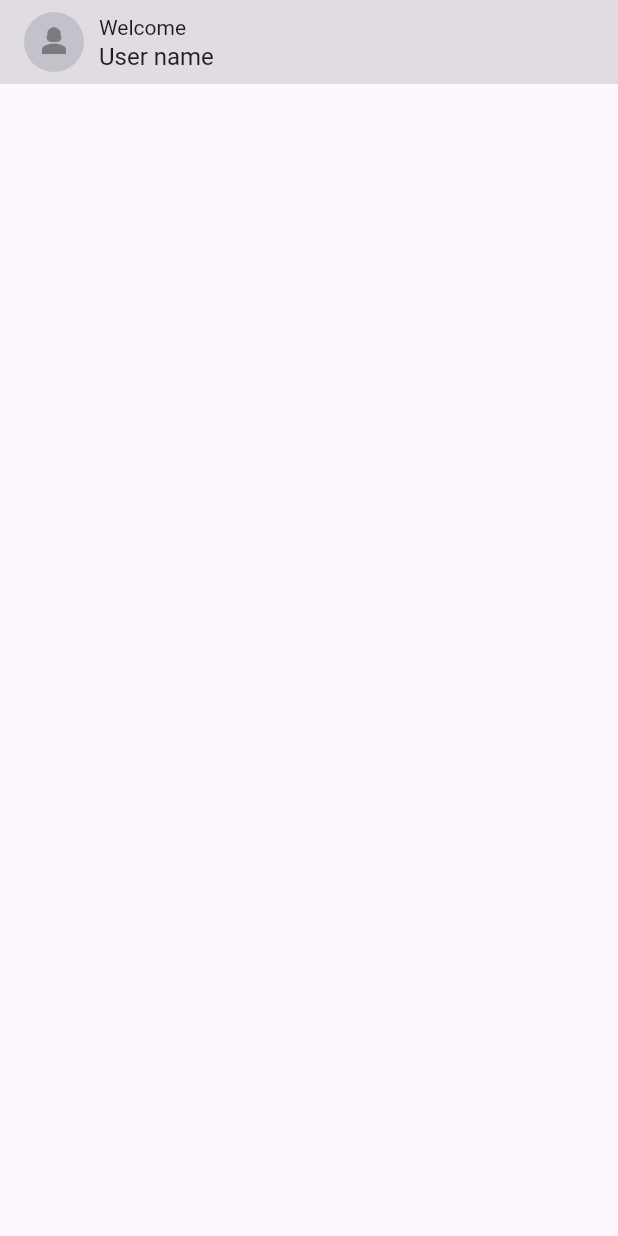
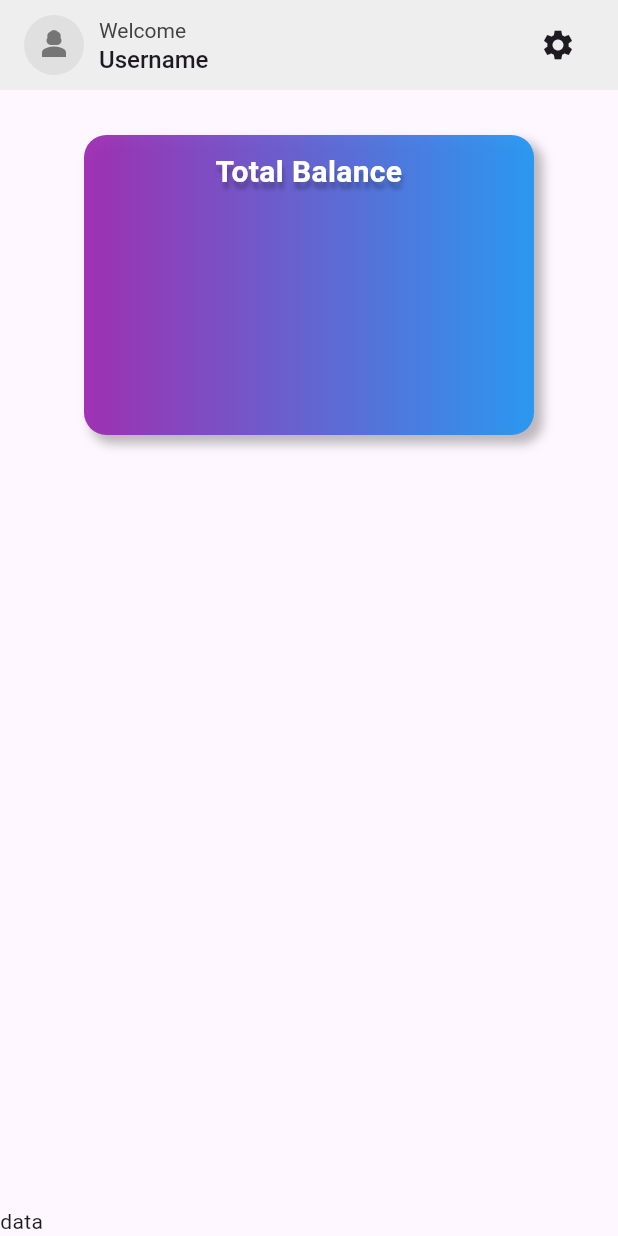
Before and after one commit to cebe123/Expense-Tracker, a Flutter app: the screen it shows after launch, on a phone screen of 412 x 824 dp. Run offline on Flutter 3.47's test engine with Material 3 defaults, Android fonts, the phone set to English and light mode, and no system bars.

Commit message:
center card added

```diff
--- a/expense_tracker/lib/home.dart
+++ b/expense_tracker/lib/home.dart
@@ -6,47 +6,135 @@ class HomeScreen extends StatelessWidget {
   @override
   Widget build(BuildContext context) {
     return Scaffold(
-      appBar: AppBar(
-        backgroundColor: const Color.fromARGB(98, 177, 177, 177),
-        title: const Row(
+      appBar: _buildAppBar(),
+      body: _buildBody(),
+      bottomNavigationBar: _buildBottomBar(),
+    );
+  }
+
+  AppBar _buildAppBar() {
+    return AppBar(
+      backgroundColor: Colors.grey[200],
+      toolbarHeight: 60,
+      title: _buildAppBarTitle(),
+    );
+  }
+
+  Widget _buildAppBarTitle() {
+    return Row(
       mainAxisAlignment: MainAxisAlignment.spaceBetween,
       children: [
-            Row(
+        _buildAppBarTitleLeft(),
+        _buildAppBarTitleRight(),
+      ],
+    );
+  }
+
+  Widget _buildAppBarTitleLeft() {
+    return Row(
       children: [
         CircleAvatar(
-                  backgroundColor: Color.fromARGB(210, 189, 189, 198),
-                  radius: 20,
+          backgroundColor: Colors.grey[300],
+          radius: 20.0,
           child: Icon(
             Icons.person_3_sharp,
-                    color: Color.fromRGBO(70, 70, 70, 0.573),
+            color: Colors.grey[600],
           ),
         ),
-                SizedBox(width: 10),
+        const SizedBox(width: 10.0),
         Column(
           crossAxisAlignment: CrossAxisAlignment.start,
           children: [
             Text(
-                      "Welcome",
-                      textAlign: TextAlign.left,
+              'Welcome',
               style: TextStyle(
-                        fontSize: 14,
+                fontSize: 14.0,
+                color: Colors.grey[800],
               ),
             ),
-                    Text(
-                      "User name",
-                      textAlign: TextAlign.left,
+            const Text(
+              'Username', // Replace with dynamic username
               style: TextStyle(
-                        fontSize: 16,
+                fontSize: 16.0,
+                fontWeight: FontWeight.w500,
               ),
             ),
           ],
         ),
       ],
+    );
+  }
+
+  Widget _buildAppBarTitleRight() {
+    return Row(
+      mainAxisAlignment: MainAxisAlignment.end,
+      children: [
+        IconButton(
+          icon: const Icon(Icons.settings),
+          onPressed: () {},
+        ),
+      ],
+    );
+  }
+
+  Widget _buildBody() {
+    return Center(
+      child: Column(
+        children: [
+          const SizedBox(height: 30),
+          Container(
+            height: 200,
+            width: 300,
+            constraints: const BoxConstraints(maxHeight: 200),
+            padding: const EdgeInsets.symmetric(horizontal: 5, vertical: 10),
+            margin: const EdgeInsets.only(
+              left: 10,
+              right: 10,
+            ),
+            decoration: BoxDecoration(
+              borderRadius: BorderRadius.circular(15),
+              color: const Color.fromRGBO(82, 78, 199, 0.937),
+              boxShadow: const [
+                BoxShadow(
+                  color: Colors.black26,
+                  blurRadius: 5,
+                  spreadRadius: 0.5,
+                  offset: Offset(5, 5),
+                )
+              ],
+              gradient: const LinearGradient(
+                begin: Alignment.centerLeft,
+                end: Alignment.centerRight,
+                colors: [
+                  Colors.purple,
+                  Colors.blue,
+                ],
+              ),
+            ),
+            child: const Text(
+              "Total Balance",
+              textAlign: TextAlign.center,
+              style: TextStyle(
+                fontSize: 20,
+                fontWeight: FontWeight.w600,
+                fontFamily: 'Roboto',
+                color: Colors.white,
+                shadows: [
+                  Shadow(
+                    color: Colors.black26,
+                    offset: Offset(1, 5),
+                    blurRadius: 3,
                   ),
                 ],
               ),
             ),
-      body: Container(),
+          ),
+        ],
+      ),
     );
   }
 }
+
+Widget _buildBottomBar() {
+  return const Text("data");
+}
```
Lines whose indentation alone changed are shown as unchanged.
